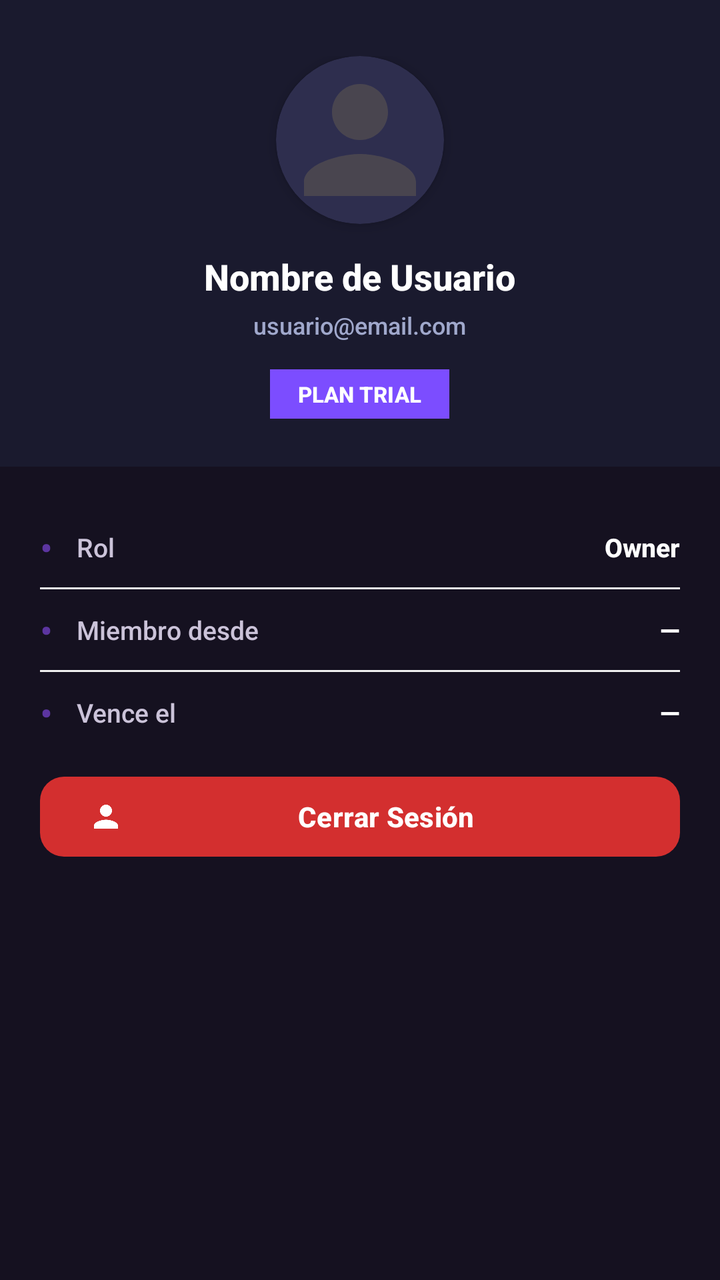
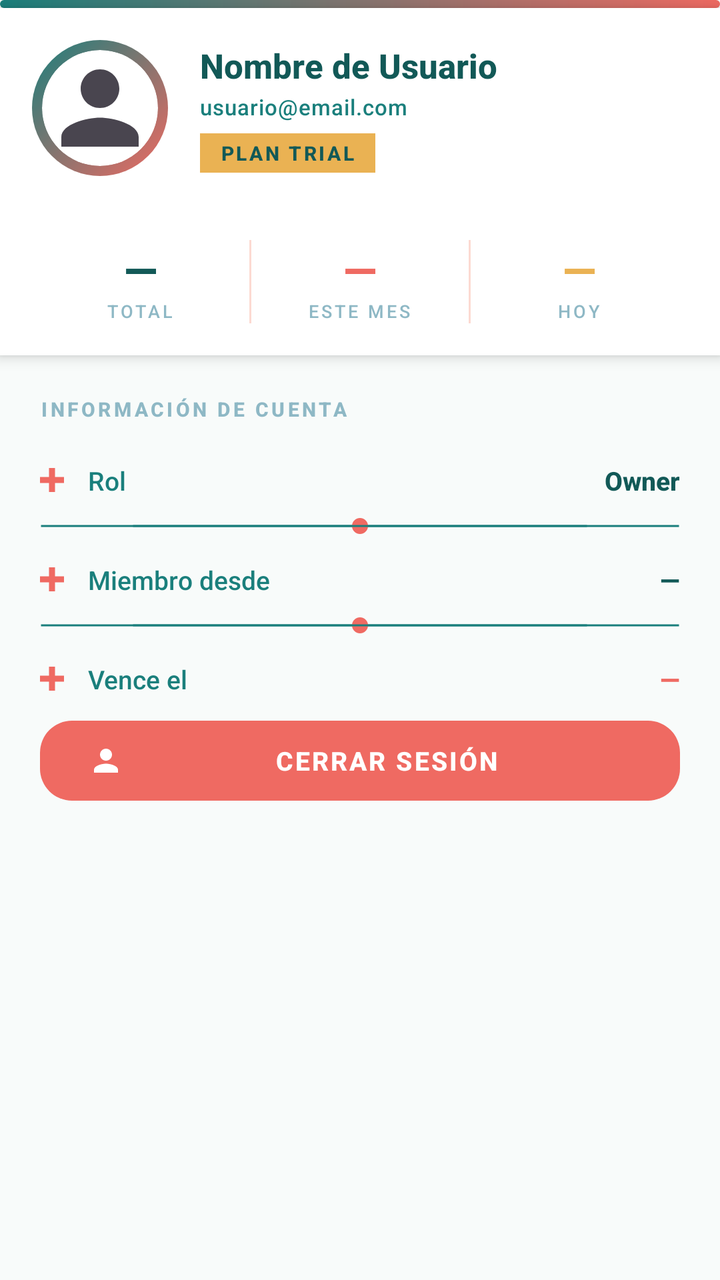

The first picture is an Android layout as it rendered before a commit; the second is the same layout after the commit. The layout source and the unified diff follow.
<!-- AndroidManifest.xml: application theme Theme.LectorYape -->
<!-- res/layout/dialog_profile.xml -->
<?xml version="1.0" encoding="utf-8"?>
<LinearLayout
    xmlns:android="http://schemas.android.com/apk/res/android"
    xmlns:app="http://schemas.android.com/apk/res-auto"
    android:layout_width="match_parent"
    android:layout_height="match_parent"
    android:background="#151120"
    android:orientation="vertical">


        
        
        
        <LinearLayout
            android:layout_width="match_parent"
            android:layout_height="wrap_content"
            android:orientation="vertical"
            android:background="#1A1A2E"
            android:paddingTop="28dp"
            android:paddingBottom="24dp"
            android:paddingStart="24dp"
            android:paddingEnd="24dp"
            android:gravity="center_horizontal">

            
            <androidx.cardview.widget.CardView
                android:layout_width="84dp"
                android:layout_height="84dp"
                app:cardCornerRadius="42dp"
                app:cardElevation="4dp"
                app:cardBackgroundColor="#2E2E4E"
                android:layout_marginBottom="14dp">

                <ImageView
                    android:id="@+id/ivProfilePhoto"
                    android:layout_width="match_parent"
                    android:layout_height="match_parent"
                    android:src="@drawable/ic_person"
                    android:scaleType="centerCrop"
                    android:contentDescription="Foto de perfil" />

            </androidx.cardview.widget.CardView>

            
            <TextView
                android:id="@+id/tvProfileName"
                android:layout_width="wrap_content"
                android:layout_height="wrap_content"
                android:text="Nombre de Usuario"
                android:textSize="18sp"
                android:textStyle="bold"
                android:textColor="#FFFFFF"
                android:layout_marginBottom="4dp"/>

            
            <TextView
                android:id="@+id/tvProfileEmail"
                android:layout_width="wrap_content"
                android:layout_height="wrap_content"
                android:text="usuario@email.com"
                android:textSize="12sp"
                android:textColor="#A0A8CC"
                android:layout_marginBottom="14dp"/>

            
            <TextView
                android:id="@+id/tvProfileStatus"
                android:layout_width="wrap_content"
                android:layout_height="wrap_content"
                android:text="PLAN TRIAL"
                android:textSize="11sp"
                android:textStyle="bold"
                android:textColor="#FFFFFF"
                android:background="#7C4DFF"
                android:paddingStart="14dp"
                android:paddingEnd="14dp"
                android:paddingTop="5dp"
                android:paddingBottom="5dp"/>

        </LinearLayout>

        
        
        
        <LinearLayout
            android:layout_width="match_parent"
            android:layout_height="wrap_content"
            android:orientation="vertical"
            android:padding="20dp">

            
            <LinearLayout
                android:layout_width="match_parent"
                android:layout_height="wrap_content"
                android:orientation="horizontal"
                android:gravity="center_vertical"
                android:paddingTop="8dp"
                android:paddingBottom="8dp">

                <TextView
                    android:layout_width="wrap_content"
                    android:layout_height="wrap_content"
                    android:text="•"
                    android:textSize="18sp"
                    android:textColor="#5c35a0"
                    android:layout_marginEnd="12dp"/>

                <TextView
                    android:layout_width="0dp"
                    android:layout_height="wrap_content"
                    android:layout_weight="1"
                    android:text="Rol"
                    android:textSize="13sp"
                    android:textColor="#cbc3d9"/>

                <TextView
                    android:id="@+id/tvProfileRole"
                    android:layout_width="wrap_content"
                    android:layout_height="wrap_content"
                    android:text="Owner"
                    android:textSize="13sp"
                    android:textStyle="bold"
                    android:textColor="#FFFFFF"/>
            </LinearLayout>

            
            <View android:layout_width="match_parent" android:layout_height="1dp"
                android:background="#F0F0F0"/>

            
            <LinearLayout
                android:layout_width="match_parent"
                android:layout_height="wrap_content"
                android:orientation="horizontal"
                android:gravity="center_vertical"
                android:paddingTop="8dp"
                android:paddingBottom="8dp">

                <TextView
                    android:layout_width="wrap_content"
                    android:layout_height="wrap_content"
                    android:text="•"
                    android:textSize="18sp"
                    android:textColor="#5c35a0"
                    android:layout_marginEnd="12dp"/>

                <TextView
                    android:layout_width="0dp"
                    android:layout_height="wrap_content"
                    android:layout_weight="1"
                    android:text="Miembro desde"
                    android:textSize="13sp"
                    android:textColor="#cbc3d9"/>

                <TextView
                    android:id="@+id/tvProfileCreatedAt"
                    android:layout_width="wrap_content"
                    android:layout_height="wrap_content"
                    android:text="—"
                    android:textSize="13sp"
                    android:textStyle="bold"
                    android:textColor="#FFFFFF"/>
            </LinearLayout>

            
            <View android:layout_width="match_parent" android:layout_height="1dp"
                android:background="#F0F0F0"/>

            
            <LinearLayout
                android:layout_width="match_parent"
                android:layout_height="wrap_content"
                android:orientation="horizontal"
                android:gravity="center_vertical"
                android:paddingTop="8dp"
                android:paddingBottom="16dp">

                <TextView
                    android:layout_width="wrap_content"
                    android:layout_height="wrap_content"
                    android:text="•"
                    android:textSize="18sp"
                    android:textColor="#5c35a0"
                    android:layout_marginEnd="12dp"/>

                <TextView
                    android:layout_width="0dp"
                    android:layout_height="wrap_content"
                    android:layout_weight="1"
                    android:text="Vence el"
                    android:textSize="13sp"
                    android:textColor="#cbc3d9"/>

                <TextView
                    android:id="@+id/tvProfileTrialEnd"
                    android:layout_width="wrap_content"
                    android:layout_height="wrap_content"
                    android:text="—"
                    android:textSize="13sp"
                    android:textStyle="bold"
                    android:textColor="#FFFFFF"/>
            </LinearLayout>

            
            <com.google.android.material.button.MaterialButton
                android:id="@+id/btnProfileLogout"
                android:layout_width="match_parent"
                android:layout_height="48dp"
                android:text="Cerrar Sesión"
                android:textSize="14sp"
                android:textStyle="bold"
                android:textColor="#FFFFFF"
                app:backgroundTint="#D32F2F"
                app:cornerRadius="12dp"
                app:icon="@drawable/ic_person"
                app:iconTint="@android:color/white"/>

        </LinearLayout>

    </LinearLayout>
<!-- resources referenced by this layout -->
<resources>
  <!-- drawable ic_person (drawable) -->
  <vector xmlns:android="http://schemas.android.com/apk/res/android"
      android:width="24dp"
      android:height="24dp"
      android:viewportWidth="24"
      android:viewportHeight="24"
      android:tint="?attr/colorControlNormal">
    <path
        android:fillColor="@android:color/white"
        android:pathData="M12,12c2.21,0 4,-1.79 4,-4s-1.79,-4 -4,-4 -4,1.79 -4,4 1.79,4 4,4zM12,14c-2.67,0 -8,1.34 -8,4v2h16v-2c0,-2.66 -5.33,-4 -8,-4z"/>
  </vector>
  <style name="Theme.LectorYape" parent="Base.Theme.LectorYape" />
  <style name="Base.Theme.LectorYape" parent="Theme.Material3.DayNight.NoActionBar">
          <item name="colorPrimary">#5C35A0</item>
          <item name="colorOnPrimary">#FFFFFF</item>
          <item name="colorPrimaryVariant">#3700B3</item>
          
          <item name="android:fontFamily">sans-serif-medium</item>
      </style>
</resources>

<!-- the commit's change to res/layout/dialog_profile.xml (unified diff, before → after) -->
@@ -4,32 +4,47 @@
     xmlns:app="http://schemas.android.com/apk/res-auto"
     android:layout_width="match_parent"
     android:layout_height="match_parent"
-    android:background="#151120"
+    android:background="@color/kaja_bg_light"
     android:orientation="vertical">
 
-
-        
-        
-        
-        <LinearLayout
-            android:layout_width="match_parent"
-            android:layout_height="wrap_content"
-            android:orientation="vertical"
-            android:background="#1A1A2E"
-            android:paddingTop="28dp"
-            android:paddingBottom="24dp"
-            android:paddingStart="24dp"
-            android:paddingEnd="24dp"
-            android:gravity="center_horizontal">
-
-            
+    
+    
+    
+
+    
+    <View
+        android:layout_width="match_parent"
+        android:layout_height="4dp"
+        android:background="@drawable/bg_pill_gradient"/>
+
+    
+    <LinearLayout
+        android:layout_width="match_parent"
+        android:layout_height="wrap_content"
+        android:orientation="horizontal"
+        android:background="@color/white"
+        android:padding="16dp"
+        android:gravity="center_vertical"
+        android:elevation="4dp">
+
+        
+        <FrameLayout
+            android:layout_width="68dp"
+            android:layout_height="68dp"
+            android:layout_marginEnd="16dp">
+
+            <View
+                android:layout_width="68dp"
+                android:layout_height="68dp"
+                android:background="@drawable/bg_avatar_ring"/>
+
             <androidx.cardview.widget.CardView
-                android:layout_width="84dp"
-                android:layout_height="84dp"
-                app:cardCornerRadius="42dp"
-                app:cardElevation="4dp"
-                app:cardBackgroundColor="#2E2E4E"
-                android:layout_marginBottom="14dp">
+                android:layout_width="58dp"
+                android:layout_height="58dp"
+                android:layout_gravity="center"
+                app:cardCornerRadius="29dp"
+                app:cardElevation="0dp"
+                app:cardBackgroundColor="@color/white">
 
                 <ImageView
                     android:id="@+id/ivProfilePhoto"
@@ -40,181 +55,310 @@
                     android:contentDescription="Foto de perfil" />
 
             </androidx.cardview.widget.CardView>
+        </FrameLayout>
+
+        
+        <LinearLayout
+            android:layout_width="0dp"
+            android:layout_height="wrap_content"
+            android:layout_weight="1"
+            android:orientation="vertical">
+
+            <TextView
+                android:id="@+id/tvProfileName"
+                android:layout_width="wrap_content"
+                android:layout_height="wrap_content"
+                android:text="Nombre de Usuario"
+                android:textSize="17sp"
+                android:textStyle="bold"
+                android:textColor="@color/kaja_teal_dark"
+                android:layout_marginBottom="2dp"/>
+
+            <TextView
+                android:id="@+id/tvProfileEmail"
+                android:layout_width="wrap_content"
+                android:layout_height="wrap_content"
+                android:text="usuario@email.com"
+                android:textSize="11sp"
+                android:textColor="@color/kaja_teal"
+                android:letterSpacing="0.03"
+                android:layout_marginBottom="6dp"/>
 
             
             <TextView
-                android:id="@+id/tvProfileName"
-                android:layout_width="wrap_content"
-                android:layout_height="wrap_content"
-                android:text="Nombre de Usuario"
-                android:textSize="18sp"
-                android:textStyle="bold"
-                android:textColor="#FFFFFF"
-                android:layout_marginBottom="4dp"/>
-
-            
-            <TextView
-                android:id="@+id/tvProfileEmail"
-                android:layout_width="wrap_content"
-                android:layout_height="wrap_content"
-                android:text="usuario@email.com"
-                android:textSize="12sp"
-                android:textColor="#A0A8CC"
-                android:layout_marginBottom="14dp"/>
-
-            
-            <TextView
                 android:id="@+id/tvProfileStatus"
                 android:layout_width="wrap_content"
                 android:layout_height="wrap_content"
                 android:text="PLAN TRIAL"
-                android:textSize="11sp"
-                android:textStyle="bold"
-                android:textColor="#FFFFFF"
-                android:background="#7C4DFF"
-                android:paddingStart="14dp"
-                android:paddingEnd="14dp"
-                android:paddingTop="5dp"
-                android:paddingBottom="5dp"/>
-
-        </LinearLayout>
-
-        
-        
-        
-        <LinearLayout
-            android:layout_width="match_parent"
-            android:layout_height="wrap_content"
+                android:textSize="10sp"
+                android:textStyle="bold"
+                android:textColor="@color/kaja_teal_dark"
+                android:background="@color/kaja_gold"
+                android:letterSpacing="0.12"
+                android:paddingStart="10dp"
+                android:paddingEnd="10dp"
+                android:paddingTop="3dp"
+                android:paddingBottom="3dp"/>
+
+        </LinearLayout>
+
+    </LinearLayout>
+
+    
+    
+    
+    <LinearLayout
+        android:layout_width="match_parent"
+        android:layout_height="wrap_content"
+        android:orientation="horizontal"
+        android:background="@color/white"
+        android:elevation="4dp"
+        android:padding="16dp">
+
+        
+        <LinearLayout
+            android:layout_width="0dp"
+            android:layout_height="wrap_content"
+            android:layout_weight="1"
             android:orientation="vertical"
-            android:padding="20dp">
-
-            
-            <LinearLayout
-                android:layout_width="match_parent"
-                android:layout_height="wrap_content"
-                android:orientation="horizontal"
-                android:gravity="center_vertical"
-                android:paddingTop="8dp"
-                android:paddingBottom="8dp">
-
-                <TextView
-                    android:layout_width="wrap_content"
-                    android:layout_height="wrap_content"
-                    android:text="•"
-                    android:textSize="18sp"
-                    android:textColor="#5c35a0"
-                    android:layout_marginEnd="12dp"/>
-
-                <TextView
-                    android:layout_width="0dp"
-                    android:layout_height="wrap_content"
-                    android:layout_weight="1"
-                    android:text="Rol"
-                    android:textSize="13sp"
-                    android:textColor="#cbc3d9"/>
-
-                <TextView
-                    android:id="@+id/tvProfileRole"
-                    android:layout_width="wrap_content"
-                    android:layout_height="wrap_content"
-                    android:text="Owner"
-                    android:textSize="13sp"
-                    android:textStyle="bold"
-                    android:textColor="#FFFFFF"/>
-            </LinearLayout>
-
-            
-            <View android:layout_width="match_parent" android:layout_height="1dp"
-                android:background="#F0F0F0"/>
-
-            
-            <LinearLayout
-                android:layout_width="match_parent"
-                android:layout_height="wrap_content"
-                android:orientation="horizontal"
-                android:gravity="center_vertical"
-                android:paddingTop="8dp"
-                android:paddingBottom="8dp">
-
-                <TextView
-                    android:layout_width="wrap_content"
-                    android:layout_height="wrap_content"
-                    android:text="•"
-                    android:textSize="18sp"
-                    android:textColor="#5c35a0"
-                    android:layout_marginEnd="12dp"/>
-
-                <TextView
-                    android:layout_width="0dp"
-                    android:layout_height="wrap_content"
-                    android:layout_weight="1"
-                    android:text="Miembro desde"
-                    android:textSize="13sp"
-                    android:textColor="#cbc3d9"/>
-
-                <TextView
-                    android:id="@+id/tvProfileCreatedAt"
-                    android:layout_width="wrap_content"
-                    android:layout_height="wrap_content"
-                    android:text="—"
-                    android:textSize="13sp"
-                    android:textStyle="bold"
-                    android:textColor="#FFFFFF"/>
-            </LinearLayout>
-
-            
-            <View android:layout_width="match_parent" android:layout_height="1dp"
-                android:background="#F0F0F0"/>
-
-            
-            <LinearLayout
-                android:layout_width="match_parent"
-                android:layout_height="wrap_content"
-                android:orientation="horizontal"
-                android:gravity="center_vertical"
-                android:paddingTop="8dp"
-                android:paddingBottom="16dp">
-
-                <TextView
-                    android:layout_width="wrap_content"
-                    android:layout_height="wrap_content"
-                    android:text="•"
-                    android:textSize="18sp"
-                    android:textColor="#5c35a0"
-                    android:layout_marginEnd="12dp"/>
-
-                <TextView
-                    android:layout_width="0dp"
-                    android:layout_height="wrap_content"
-                    android:layout_weight="1"
-                    android:text="Vence el"
-                    android:textSize="13sp"
-                    android:textColor="#cbc3d9"/>
-
-                <TextView
-                    android:id="@+id/tvProfileTrialEnd"
-                    android:layout_width="wrap_content"
-                    android:layout_height="wrap_content"
-                    android:text="—"
-                    android:textSize="13sp"
-                    android:textStyle="bold"
-                    android:textColor="#FFFFFF"/>
-            </LinearLayout>
-
-            
-            <com.google.android.material.button.MaterialButton
-                android:id="@+id/btnProfileLogout"
-                android:layout_width="match_parent"
-                android:layout_height="48dp"
-                android:text="Cerrar Sesión"
-                android:textSize="14sp"
-                android:textStyle="bold"
-                android:textColor="#FFFFFF"
-                app:backgroundTint="#D32F2F"
-                app:cornerRadius="12dp"
-                app:icon="@drawable/ic_person"
-                app:iconTint="@android:color/white"/>
+            android:gravity="center">
+
+            <TextView
+                android:id="@+id/tvStatTotal"
+                android:layout_width="wrap_content"
+                android:layout_height="wrap_content"
+                android:text="—"
+                android:textSize="22sp"
+                android:textStyle="bold"
+                android:textColor="@color/kaja_teal_dark"/>
+
+            <TextView
+                android:layout_width="wrap_content"
+                android:layout_height="wrap_content"
+                android:text="TOTAL"
+                android:textSize="9sp"
+                android:textColor="@color/kaja_blue_pale"
+                android:letterSpacing="0.15"/>
+
+        </LinearLayout>
+
+        
+        <View
+            android:layout_width="1dp"
+            android:layout_height="match_parent"
+            android:background="@color/kaja_pink_pale"/>
+
+        
+        <LinearLayout
+            android:layout_width="0dp"
+            android:layout_height="wrap_content"
+            android:layout_weight="1"
+            android:orientation="vertical"
+            android:gravity="center">
+
+            <TextView
+                android:id="@+id/tvStatMonth"
+                android:layout_width="wrap_content"
+                android:layout_height="wrap_content"
+                android:text="—"
+                android:textSize="22sp"
+                android:textStyle="bold"
+                android:textColor="@color/kaja_coral"/>
+
+            <TextView
+                android:layout_width="wrap_content"
+                android:layout_height="wrap_content"
+                android:text="ESTE MES"
+                android:textSize="9sp"
+                android:textColor="@color/kaja_blue_pale"
+                android:letterSpacing="0.15"/>
+
+        </LinearLayout>
+
+        
+        <View
+            android:layout_width="1dp"
+            android:layout_height="match_parent"
+            android:background="@color/kaja_pink_pale"/>
+
+        
+        <LinearLayout
+            android:layout_width="0dp"
+            android:layout_height="wrap_content"
+            android:layout_weight="1"
+            android:orientation="vertical"
+            android:gravity="center">
+
+            <TextView
+                android:id="@+id/tvStatToday"
+                android:layout_width="wrap_content"
+                android:layout_height="wrap_content"
+                android:text="—"
+                android:textSize="22sp"
+                android:textStyle="bold"
+                android:textColor="@color/kaja_gold"/>
+
+            <TextView
+                android:layout_width="wrap_content"
+                android:layout_height="wrap_content"
+                android:text="HOY"
+                android:textSize="9sp"
+                android:textColor="@color/kaja_blue_pale"
+                android:letterSpacing="0.15"/>
 
         </LinearLayout>
 
     </LinearLayout>
+
+    
+    
+    
+    <LinearLayout
+        android:layout_width="match_parent"
+        android:layout_height="wrap_content"
+        android:orientation="vertical"
+        android:padding="20dp">
+
+        
+        <TextView
+            android:layout_width="wrap_content"
+            android:layout_height="wrap_content"
+            android:text="INFORMACIÓN DE CUENTA"
+            android:textSize="10sp"
+            android:textStyle="bold"
+            android:textColor="@color/kaja_blue_pale"
+            android:letterSpacing="0.15"
+            android:layout_marginBottom="12dp"/>
+
+        
+        <LinearLayout
+            android:layout_width="match_parent"
+            android:layout_height="wrap_content"
+            android:orientation="horizontal"
+            android:gravity="center_vertical"
+            android:paddingTop="8dp"
+            android:paddingBottom="8dp">
+
+            <ImageView
+                android:layout_width="12dp"
+                android:layout_height="12dp"
+                android:src="@drawable/ic_kaja_cross"
+                android:layout_marginEnd="12dp"/>
+
+            <TextView
+                android:layout_width="0dp"
+                android:layout_height="wrap_content"
+                android:layout_weight="1"
+                android:text="Rol"
+                android:textSize="13sp"
+                android:textColor="@color/kaja_teal"/>
+
+            <TextView
+                android:id="@+id/tvProfileRole"
+                android:layout_width="wrap_content"
+                android:layout_height="wrap_content"
+                android:text="Owner"
+                android:textSize="13sp"
+                android:textStyle="bold"
+                android:textColor="@color/kaja_teal_dark"/>
+        </LinearLayout>
+
+        
+        <View
+            android:layout_width="match_parent"
+            android:layout_height="12dp"
+            android:background="@drawable/divider_circuit"
+            android:layout_marginBottom="4dp"/>
+
+        
+        <LinearLayout
+            android:layout_width="match_parent"
+            android:layout_height="wrap_content"
+            android:orientation="horizontal"
+            android:gravity="center_vertical"
+            android:paddingTop="8dp"
+            android:paddingBottom="8dp">
+
+            <ImageView
+                android:layout_width="12dp"
+                android:layout_height="12dp"
+                android:src="@drawable/ic_kaja_cross"
+                android:layout_marginEnd="12dp"/>
+
+            <TextView
+                android:layout_width="0dp"
+                android:layout_height="wrap_content"
+                android:layout_weight="1"
+                android:text="Miembro desde"
+                android:textSize="13sp"
+                android:textColor="@color/kaja_teal"/>
+
+            <TextView
+                android:id="@+id/tvProfileCreatedAt"
+                android:layout_width="wrap_content"
+                android:layout_height="wrap_content"
+                android:text="—"
+                android:textSize="13sp"
+                android:textStyle="bold"
+                android:textColor="@color/kaja_teal_dark"/>
+        </LinearLayout>
+
+        
+        <View
+            android:layout_width="match_parent"
+            android:layout_height="12dp"
+            android:background="@drawable/divider_circuit"
+            android:layout_marginBottom="4dp"/>
+
+        
+        <LinearLayout
+            android:layout_width="match_parent"
+            android:layout_height="wrap_content"
+            android:orientation="horizontal"
+            android:gravity="center_vertical"
+            android:paddingTop="8dp"
+            android:paddingBottom="8dp">
+
+            <ImageView
+                android:layout_width="12dp"
+                android:layout_height="12dp"
+                android:src="@drawable/ic_kaja_cross"
+                android:layout_marginEnd="12dp"/>
+
+            <TextView
+                android:layout_width="0dp"
+                android:layout_height="wrap_content"
+                android:layout_weight="1"
+                android:text="Vence el"
+                android:textSize="13sp"
+                android:textColor="@color/kaja_teal"/>
+
+            <TextView
+                android:id="@+id/tvProfileTrialEnd"
+                android:layout_width="wrap_content"
+                android:layout_height="wrap_content"
+                android:text="—"
+                android:textSize="13sp"
+                android:textStyle="bold"
+                android:textColor="@color/kaja_coral"/>
+        </LinearLayout>
+
+
+        
+        <com.google.android.material.button.MaterialButton
+            android:id="@+id/btnProfileLogout"
+            android:layout_width="match_parent"
+            android:layout_height="48dp"
+            android:text="CERRAR SESIÓN"
+            android:textSize="13sp"
+            android:textStyle="bold"
+            android:textColor="#FFFFFF"
+            android:letterSpacing="0.08"
+            app:backgroundTint="@color/kaja_coral"
+            app:cornerRadius="16dp"
+            app:icon="@drawable/ic_person"
+            app:iconTint="@android:color/white"/>
+
+    </LinearLayout>
+
+</LinearLayout>
<!-- resource entries referenced after the edit -->
@@ -1,5 +1,84 @@
 <!-- resources referenced by this layout -->
 <resources>
+  <color name="kaja_bg_light">#F8FBFA</color>
+  <color name="kaja_blue_pale">#8EB8C5</color>
+  <color name="kaja_coral">#EF6A62</color>
+  <color name="kaja_gold">#EAB253</color>
+  <color name="kaja_pink_pale">#FCDAD2</color>
+  <color name="kaja_teal">#1A7F7C</color>
+  <color name="kaja_teal_dark">#125957</color>
+  <color name="white">#FFFFFFFF</color>
+  <!-- drawable bg_avatar_ring (drawable) -->
+  <?xml version="1.0" encoding="utf-8"?>
+  <shape xmlns:android="http://schemas.android.com/apk/res/android"
+      android:shape="oval">
+      <gradient
+          android:angle="135"
+          android:startColor="#EF6A62"
+          android:endColor="#1A7F7C"
+          android:type="linear"/>
+  </shape>
+  <!-- drawable bg_pill_gradient (drawable) -->
+  <?xml version="1.0" encoding="utf-8"?>
+  <shape xmlns:android="http://schemas.android.com/apk/res/android"
+      android:shape="rectangle">
+      <gradient
+          android:angle="135"
+          android:startColor="#EF6A62"
+          android:endColor="#1A7F7C"
+          android:type="linear"/>
+      <corners android:radius="16dp"/>
+  </shape>
+  <!-- drawable divider_circuit (drawable) -->
+  <?xml version="1.0" encoding="utf-8"?>
+  <layer-list xmlns:android="http://schemas.android.com/apk/res/android">
+      
+      <item
+          android:left="0dp"
+          android:right="46dp"
+          android:top="5dp"
+          android:bottom="5dp">
+          <shape android:shape="line">
+              <stroke
+                  android:width="1dp"
+                  android:color="#1A7F7C"/>
+          </shape>
+      </item>
+      
+      <item
+          android:left="44dp"
+          android:right="44dp"
+          android:gravity="center">
+          <shape android:shape="oval">
+              <solid android:color="#EF6A62"/>
+              <size android:width="8dp" android:height="8dp"/>
+          </shape>
+      </item>
+      
+      <item
+          android:left="46dp"
+          android:right="0dp"
+          android:top="5dp"
+          android:bottom="5dp">
+          <shape android:shape="line">
+              <stroke
+                  android:width="1dp"
+                  android:color="#1A7F7C"/>
+          </shape>
+      </item>
+  </layer-list>
+  <!-- drawable ic_kaja_cross (drawable) -->
+  <?xml version="1.0" encoding="utf-8"?>
+  <vector xmlns:android="http://schemas.android.com/apk/res/android"
+      android:width="16dp"
+      android:height="16dp"
+      android:viewportWidth="16"
+      android:viewportHeight="16">
+      
+      <path
+          android:fillColor="#EF6A62"
+          android:pathData="M6,0 L10,0 L10,6 L16,6 L16,10 L10,10 L10,16 L6,16 L6,10 L0,10 L0,6 L6,6 Z"/>
+  </vector>
   <!-- drawable ic_person (drawable) -->
   <vector xmlns:android="http://schemas.android.com/apk/res/android"
       android:width="24dp"
@@ -13,9 +92,11 @@
   </vector>
   <style name="Theme.LectorYape" parent="Base.Theme.LectorYape" />
   <style name="Base.Theme.LectorYape" parent="Theme.Material3.DayNight.NoActionBar">
-          <item name="colorPrimary">#5C35A0</item>
-          <item name="colorOnPrimary">#FFFFFF</item>
-          <item name="colorPrimaryVariant">#3700B3</item>
+          <item name="colorPrimary">@color/kaja_teal</item>
+          <item name="colorOnPrimary">@color/white</item>
+          <item name="colorPrimaryVariant">@color/kaja_teal_dark</item>
+          <item name="colorSecondary">@color/kaja_coral</item>
+          <item name="colorSecondaryVariant">@color/kaja_gold</item>
           
           <item name="android:fontFamily">sans-serif-medium</item>
       </style>
